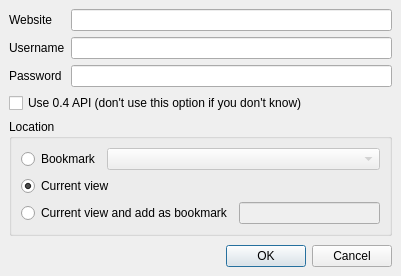
Before: the Qt Designer form editors/merkaartor/DownloadMapDialog.ui in openstreetmap/svn-archive, drawn with Qt 5.
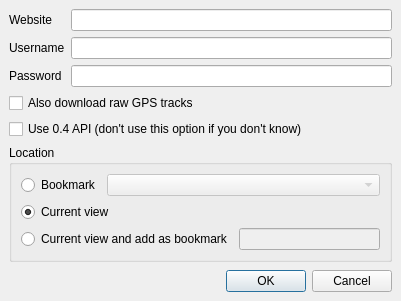
After: the same form once the commit is applied.

Commit message: ADD : download trackpoints

Patch:
```diff
--- a/editors/merkaartor/DownloadMapDialog.ui
+++ b/editors/merkaartor/DownloadMapDialog.ui
@@ -6,7 +6,7 @@
     <x>0</x>
     <y>0</y>
     <width>401</width>
-    <height>276</height>
+    <height>301</height>
    </rect>
   </property>
   <property name="windowTitle" >
@@ -59,6 +59,13 @@
      </item>
     </layout>
    </item>
+   <item>
+    <widget class="QCheckBox" name="IncludeTracks" >
+     <property name="text" >
+      <string>Also download raw GPS tracks</string>
+     </property>
+    </widget>
+   </item>
    <item>
     <widget class="QCheckBox" name="Use04Api" >
      <property name="text" >
@@ -155,7 +162,7 @@
      <property name="sizeHint" >
       <size>
        <width>383</width>
-       <height>16</height>
+       <height>20</height>
       </size>
      </property>
     </spacer>
```
The commit also changes 9 other files.
